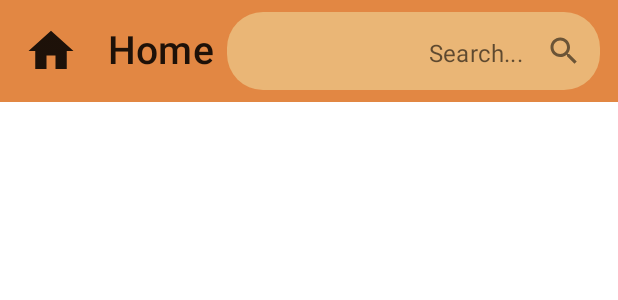
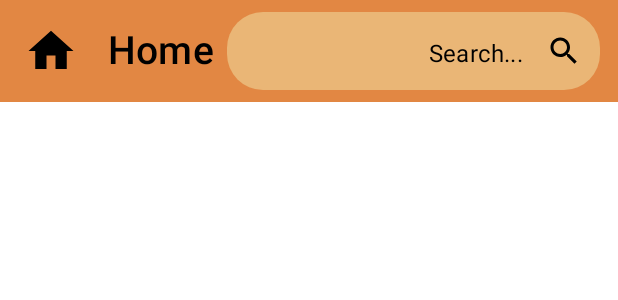
Before and after one commit to davdane/Drinkz, an Android app built with Jetpack Compose: the @Preview function AppBarPreview, on a phone screen of 412 x 824 dp. Shown: the top 300 px of the screen. Run offline under Robolectric (Android 15) with nearby library versions, the phone set to English and light mode, and no system bars; network calls fail; pictures from the network do not load.

Commit message:
Colors for dark mode

```diff
--- a/app/src/main/java/com/drinkz/MainActivity.kt
+++ b/app/src/main/java/com/drinkz/MainActivity.kt
@@ -112,9 +112,11 @@ fun AppBar(title: String, icon: ImageVector, textState: MutableState<TextFieldVa
                 Modifier
                     .size(60.dp)
                     .padding(horizontal = 12.dp)
-                    .clickable { iconClick.invoke() }) },
+                    .clickable { iconClick.invoke() },
+                Color.Black
+            ) },
         title = {
-            Text(text = title, fontSize = 26.sp)
+            Text(text = title, fontSize = 26.sp, color = Color.Black)
             if (textState != null) {
                 SearchView(state = textState)
             }
--- a/app/src/main/java/com/drinkz/screens/DrinksListScreen.kt
+++ b/app/src/main/java/com/drinkz/screens/DrinksListScreen.kt
@@ -75,11 +75,11 @@ fun SearchView(state: MutableState<TextFieldValue>) {
         onValueChange = { value ->
             state.value = value
         },
-        placeholder = { Text(text = "Search...", fontSize = 16.sp, textAlign = TextAlign.Right, modifier = Modifier.fillMaxWidth()) },
+        placeholder = { Text(text = "Search...", color = Color.Black, fontSize = 16.sp, textAlign = TextAlign.Right, modifier = Modifier.fillMaxWidth()) },
         modifier = Modifier
             .padding(8.dp)
             .fillMaxWidth(),
-        textStyle = TextStyle(textAlign = TextAlign.Right, fontSize = 16.sp),
+        textStyle = TextStyle(textAlign = TextAlign.Right, fontSize = 16.sp, color = Color.Black),
         trailingIcon = {
             if (state.value != TextFieldValue("")) {
                 IconButton(
@@ -91,14 +91,16 @@ fun SearchView(state: MutableState<TextFieldValue>) {
                     Icon(
                         Icons.Default.Close,
                         contentDescription = "",
-                        modifier = Modifier.size(24.dp)
+                        modifier = Modifier.size(24.dp),
+                        tint = Color.Black
                     )
                 }
             } else {
                 Icon(
                     Icons.Default.Search,
                     contentDescription = "",
-                    modifier = Modifier.size(24.dp)
+                    modifier = Modifier.size(24.dp),
+                    tint = Color.Black
                 )
             }
         },
--- a/app/src/main/java/com/drinkz/screens/MainScreen.kt
+++ b/app/src/main/java/com/drinkz/screens/MainScreen.kt
@@ -91,6 +91,7 @@ fun CategoriesList(drinks: List<DrinkResponse>, navController: NavHostController
             .padding(16.dp)
             .fillMaxWidth()
             .wrapContentHeight(align = Alignment.Top),
+        color = Color.Black,
         style = MaterialTheme.typography.h5,
         fontWeight = FontWeight.Bold
     )
```
Also changed, not shown: app/src/main/java/com/drinkz/screens/DrinkDetailsScreen.kt (+10 -7 lines).
